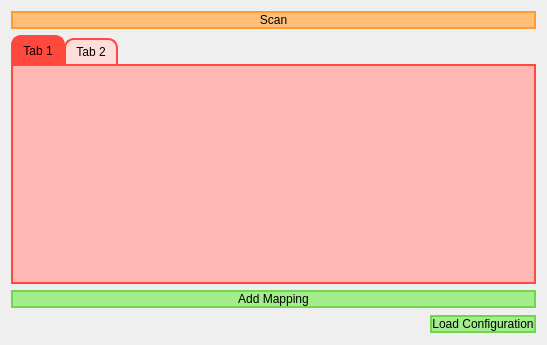
Before: the Qt Designer form BaxterGBI_gui/src/configpanel.ui in EmaroLab/gesture_based_interface, drawn with Qt 5.
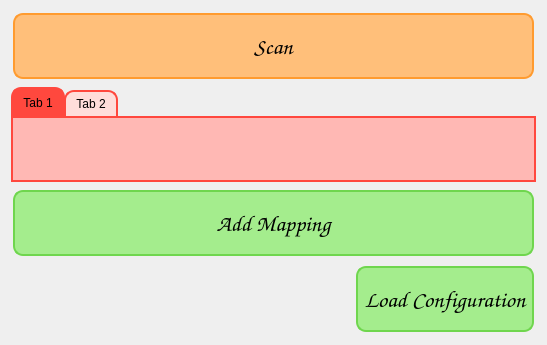
After: the same form once the commit is applied.

Commit message: Added scroll area in config panel and fixed size of ComboBox

The edit to the form file:
```diff
--- a/BaxterGBI_gui/src/configpanel.ui
+++ b/BaxterGBI_gui/src/configpanel.ui
@@ -13,6 +13,22 @@
   <property name="windowTitle">
    <string>MainWindow</string>
   </property>
+  <property name="styleSheet">
+   <string notr="true">
+QPushButton{
+		font: 17pt Comic Sans MS;
+		background-color:#FFFEFE;
+		height: 50px;
+		border-radius:10px;
+		border: 2px solid #FF483E;
+		padding: 6px;
+		margin:2px;
+}
+
+QPushButton:hover{
+	background-color: #FFC9C3;
+}</string>
+  </property>
   <layout class="QVBoxLayout" name="verticalLayout_3">
    <item>
     <layout class="QVBoxLayout" name="verticalLayout">
```
The commit also changes 4 other files.
